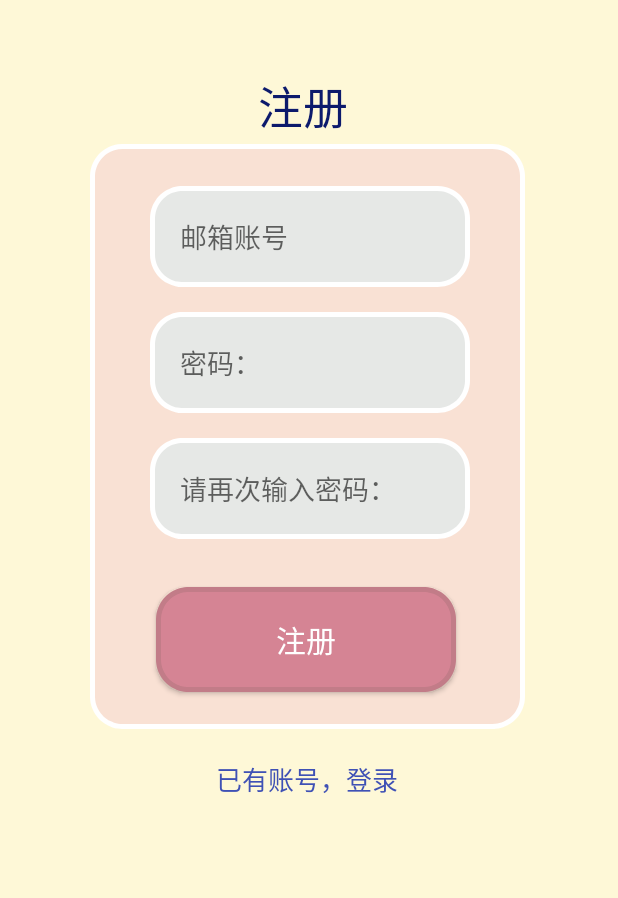
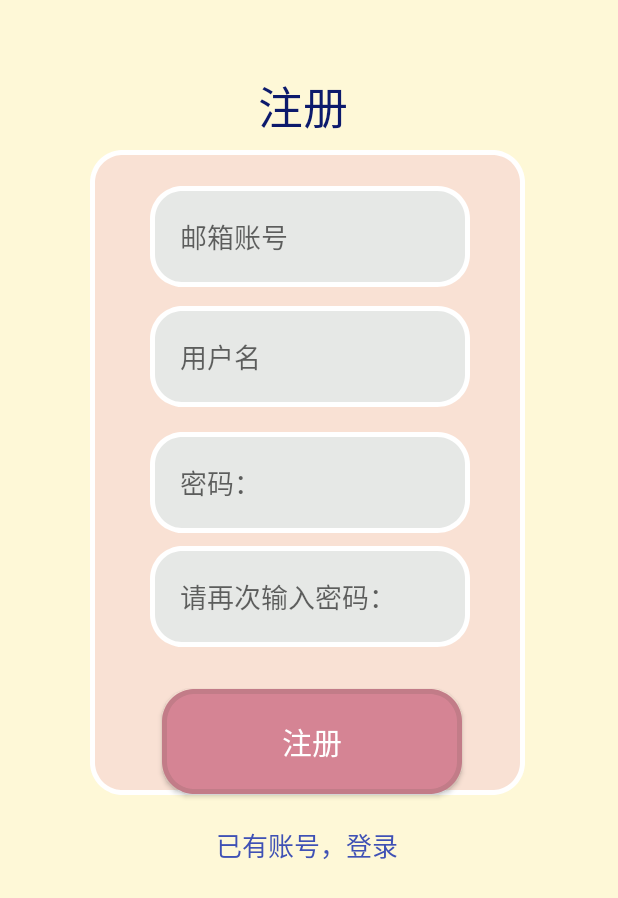
Before and after one commit to YBonfires/MyPainting, an Android app: the Register screen opened directly, with no data from a screen before it, on a phone screen of 412 x 824 dp. Shown: the top 898 px of the screen. Run offline under Robolectric (Android 15) with nearby library versions, the phone set to English and light mode, and no system bars.

Commit message:
登陆注册修改版

```diff
--- a/app/src/main/res/drawable/editshape2.xml
+++ b/app/src/main/res/drawable/editshape2.xml
@@ -15,7 +15,7 @@ android:right="20dp"
 android:bottom="20dp" />
 <size
 android:width="290dp"
-android:height="370dp" />
+android:height="430dp" />
 <solid
 android:color="#FFFAE4" />
 <stroke
--- a/app/src/main/res/drawable/editshape4.xml
+++ b/app/src/main/res/drawable/editshape4.xml
@@ -15,7 +15,7 @@ android:right="20dp"
 android:bottom="20dp" />
 <size
 android:width="290dp"
-android:height="390dp" />
+android:height="430dp" />
 <solid
 android:color="#D7F8DDD4" />
 <stroke
--- a/app/src/main/res/layout/activity_register.xml
+++ b/app/src/main/res/layout/activity_register.xml
@@ -12,7 +12,7 @@
         android:layout_width="wrap_content"
         android:layout_height="wrap_content"
         android:layout_marginStart="60dp"
-        android:layout_marginTop="96dp"
+        android:layout_marginTop="100dp"
         android:background="@drawable/editshape4"
         android:foregroundGravity="center"
         app:layout_constraintStart_toStartOf="parent"
@@ -32,11 +32,24 @@
         app:layout_constraintTop_toTopOf="parent" />
 
     <EditText
+        android:id="@+id/setName"
+        android:layout_width="wrap_content"
+        android:layout_height="wrap_content"
+        android:layout_marginStart="100dp"
+        android:layout_marginTop="204dp"
+        android:background="@drawable/editshape"
+        android:ems="10"
+        android:hint="用户名"
+        android:inputType="textPersonName"
+        app:layout_constraintStart_toStartOf="parent"
+        app:layout_constraintTop_toTopOf="parent" />
+
+    <EditText
         android:id="@+id/setPassword"
         android:layout_width="wrap_content"
         android:layout_height="wrap_content"
         android:layout_marginStart="100dp"
-        android:layout_marginTop="208dp"
+        android:layout_marginTop="288dp"
         android:background="@drawable/editshape"
         android:ems="10"
         android:hint="密码："
@@ -49,7 +62,7 @@
         android:layout_width="wrap_content"
         android:layout_height="wrap_content"
         android:layout_marginStart="100dp"
-        android:layout_marginTop="292dp"
+        android:layout_marginTop="364dp"
         android:background="@drawable/editshape"
         android:ems="10"
         android:hint="请再次输入密码："
@@ -73,8 +86,8 @@
         android:id="@+id/button"
         android:layout_width="wrap_content"
         android:layout_height="wrap_content"
-        android:layout_marginStart="44dp"
-        android:layout_marginTop="32dp"
+        android:layout_marginStart="48dp"
+        android:layout_marginTop="28dp"
         android:background="@drawable/editshape5"
         android:text="注册"
         android:textColor="#FFFFFF"
```
Also changed, not shown: app/src/main/AndroidManifest.xml (+9 -8 lines), app/src/main/java/com/example/mypainting/Register.java (+48 -3 lines), app/src/main/java/com/example/mypainting/gson/Ret.java (added, +40 -0 lines), app/src/main/java/com/example/mypainting/login.java (+57 -5 lines), app/src/main/res/layout/activity_login.xml (+16 -2 lines).
